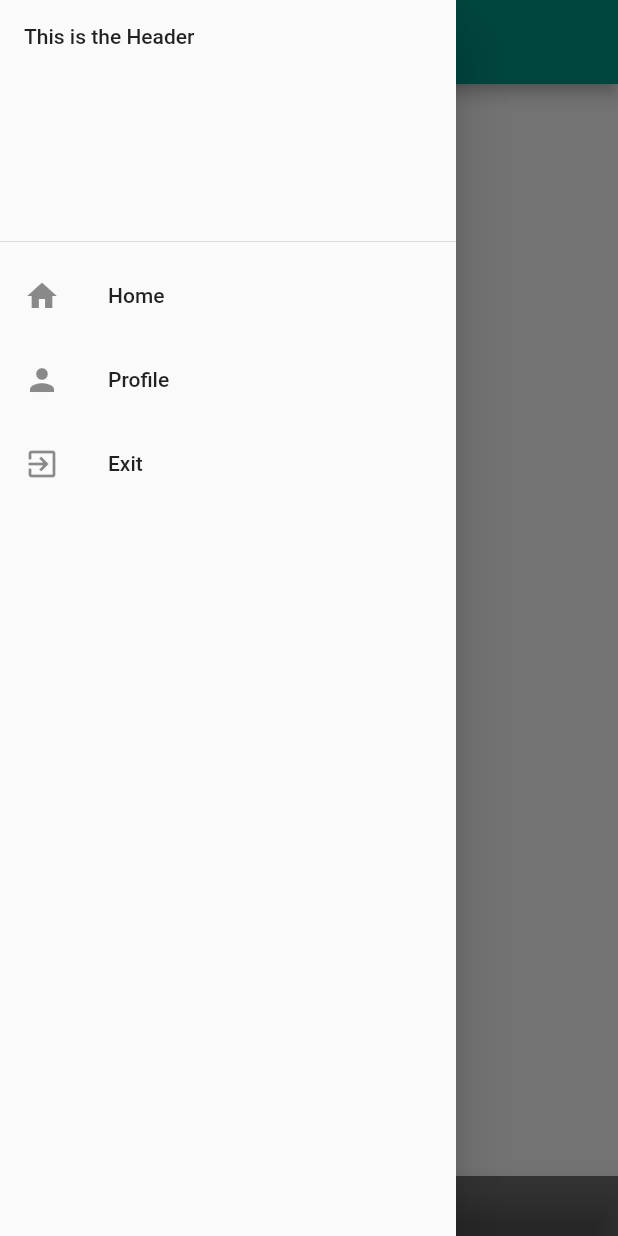
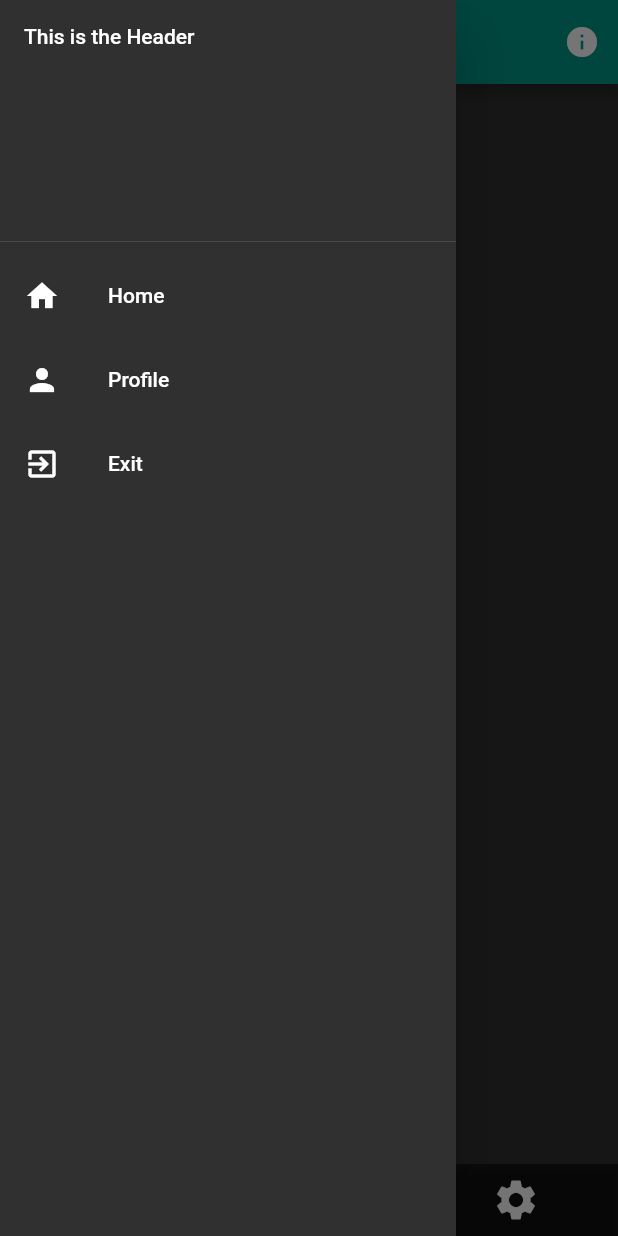
Before and after one commit to ram231/qr_me, a Flutter app: the MyHomePage screen opened directly, with the side drawer open, on a phone screen of 412 x 824 dp. Run offline on Flutter 3.47's test engine with Material 2 defaults, Android fonts, the phone set to English and light mode, and no system bars; statements that could not run were skipped.

Commit message:
Fixed Bottom AppBar

```diff
--- a/lib/home.dart
+++ b/lib/home.dart
@@ -6,38 +6,54 @@ class MyHomePage extends StatefulWidget {
 }
 
 class _MyHomePageState extends State<MyHomePage> {
-
   @override
   Widget build(BuildContext context) {
     return new Scaffold(
       floatingActionButton: _DiamondFab(
+        notchMargin: 8.0,
         child: Icon(Icons.add),
-       onPressed: (){},
-     )
-     ,
+        onPressed: () {},
+      ),
       floatingActionButtonLocation: FloatingActionButtonLocation.centerDocked,
       bottomNavigationBar: new BottomAppBar(
-
+          elevation: 2.0,
           hasNotch: true,
           color: Colors.black54,
           child: Row(
+            mainAxisAlignment: MainAxisAlignment.spaceEvenly,
             children: <Widget>[
-           ButtonTheme(
-             height: 6.0,
-             child: ButtonBar(
-               alignment: MainAxisAlignment.spaceBetween,
-               mainAxisSize: MainAxisSize.max,
-               children: <Widget>[
-                 Icon(Icons.home),
+              IconButton(
+                      icon: Icon(Icons.home),
+                      iconSize: 32.0,
+                      onPressed: () {},
+                    ),
+                    IconButton(
+                      icon: Icon(Icons.group_work),
+                      iconSize: 32.0,
+                      onPressed: () {},
+                    ),
+                    IconButton(
+                      icon: Icon(Icons.event_note),
+                      iconSize: 32.0,
+                      onPressed: () {},
+                    ),
+                    IconButton(
+                      icon: Icon(Icons.settings),
+                      iconSize: 32.0,
+                      onPressed: () {},
+                    ),
             ],
-             ),
+          )),
+      appBar: AppBar(
+        title: Text("QR Me"),
+        actions: <Widget>[
+          IconButton(
+            tooltip: "About",
+            icon: Icon(Icons.info),
+            onPressed: (){},
+            iconSize: 24.0,
           )
         ],
-          )
-     ),
-      appBar: AppBar(
-        title: Text("Hello World"),
-
       ),
       drawer: new Drawer(
         child: ListView(
@@ -56,18 +72,16 @@ class _MyHomePageState extends State<MyHomePage> {
             ListTile(
               title: Text("Exit"),
               leading: Icon(Icons.exit_to_app),
-              onTap: (){
+              onTap: () {
                 Navigator.of(context).pop();
               },
             )
           ],
         ),
       ),
-
     );
   }
 }
-
 
 class _DiamondFab extends StatefulWidget {
   const _DiamondFab({
@@ -85,7 +99,6 @@ class _DiamondFab extends StatefulWidget {
 }
 
 class _DiamondFabState extends State<_DiamondFab> {
-
   VoidCallback _clearComputeNotch;
 
   @override
@@ -99,7 +112,8 @@ class _DiamondFabState extends State<_DiamondFab> {
           width: 56.0,
           height: 56.0,
           child: IconTheme.merge(
-            data: new IconThemeData(color: Theme.of(context).accentIconTheme.color),
+            data: new IconThemeData(
+                color: Theme.of(context).accentIconTheme.color),
             child: widget.child,
           ),
         ),
@@ -111,13 +125,13 @@ class _DiamondFabState extends State<_DiamondFab> {
   @override
   void didChangeDependencies() {
     super.didChangeDependencies();
-    _clearComputeNotch = Scaffold.setFloatingActionButtonNotchFor(context, _computeNotch);
+    _clearComputeNotch =
+        Scaffold.setFloatingActionButtonNotchFor(context, _computeNotch);
   }
 
   @override
   void deactivate() {
-    if (_clearComputeNotch != null)
-      _clearComputeNotch();
+    if (_clearComputeNotch != null) _clearComputeNotch();
     super.deactivate();
   }
 
@@ -139,13 +153,14 @@ class _DiamondFabState extends State<_DiamondFab> {
     //  notchToCenter is the horizontal distance between the guest's center and
     //  the host's top edge where the notch starts (marked with "*").
     //  We compute notchToCenter by similar triangles:
-    final double notchToCenter =
-      intersection.height * (marginedGuest.height / 2.0)
-      / (marginedGuest.width / 2.0);
+    final double notchToCenter = intersection.height *
+        (marginedGuest.height / 2.0) /
+        (marginedGuest.width / 2.0);
 
     return new Path()
       ..lineTo(marginedGuest.center.dx - notchToCenter, host.top)
-      ..lineTo(marginedGuest.left + marginedGuest.width / 2.0, marginedGuest.bottom)
+      ..lineTo(
+          marginedGuest.left + marginedGuest.width / 2.0, marginedGuest.bottom)
       ..lineTo(marginedGuest.center.dx + notchToCenter, host.top)
       ..lineTo(end.dx, end.dy);
   }
@@ -160,22 +175,22 @@ class _DiamondBorder extends ShapeBorder {
   }
 
   @override
-  Path getInnerPath(Rect rect, { TextDirection textDirection }) {
+  Path getInnerPath(Rect rect, {TextDirection textDirection}) {
     return getOuterPath(rect, textDirection: textDirection);
   }
 
   @override
-  Path getOuterPath(Rect rect, { TextDirection textDirection }) {
+  Path getOuterPath(Rect rect, {TextDirection textDirection}) {
     return new Path()
       ..moveTo(rect.left + rect.width / 2.0, rect.top)
       ..lineTo(rect.right, rect.top + rect.height / 2.0)
-      ..lineTo(rect.left + rect.width  / 2.0, rect.bottom)
+      ..lineTo(rect.left + rect.width / 2.0, rect.bottom)
       ..lineTo(rect.left, rect.top + rect.height / 2.0)
       ..close();
   }
 
   @override
-  void paint(Canvas canvas, Rect rect, { TextDirection textDirection }) {}
+  void paint(Canvas canvas, Rect rect, {TextDirection textDirection}) {}
 
   // This border doesn't support scaling.
   @override
--- a/lib/main.dart
+++ b/lib/main.dart
@@ -12,6 +12,7 @@ class MyApp extends StatelessWidget {
       home: LoginPage(),
       debugShowCheckedModeBanner: false,
       theme: ThemeData(
+        brightness: Brightness.dark,
         primaryColorBrightness: Brightness.dark,
         primaryColor: Colors.teal,
       ),
@@ -62,7 +63,7 @@ class _LoginPageState extends State<LoginPage> {
               controller: _controller,
               decoration: InputDecoration(
                 labelText: "Password",
-                labelStyle: TextStyle(color: Colors.black54),
+                labelStyle: TextStyle(color: Colors.white30),
                 border: OutlineInputBorder(
                   borderRadius: BorderRadius.all(const Radius.circular(10.0))
                 )
```
Lines whose indentation alone changed are shown as unchanged.
